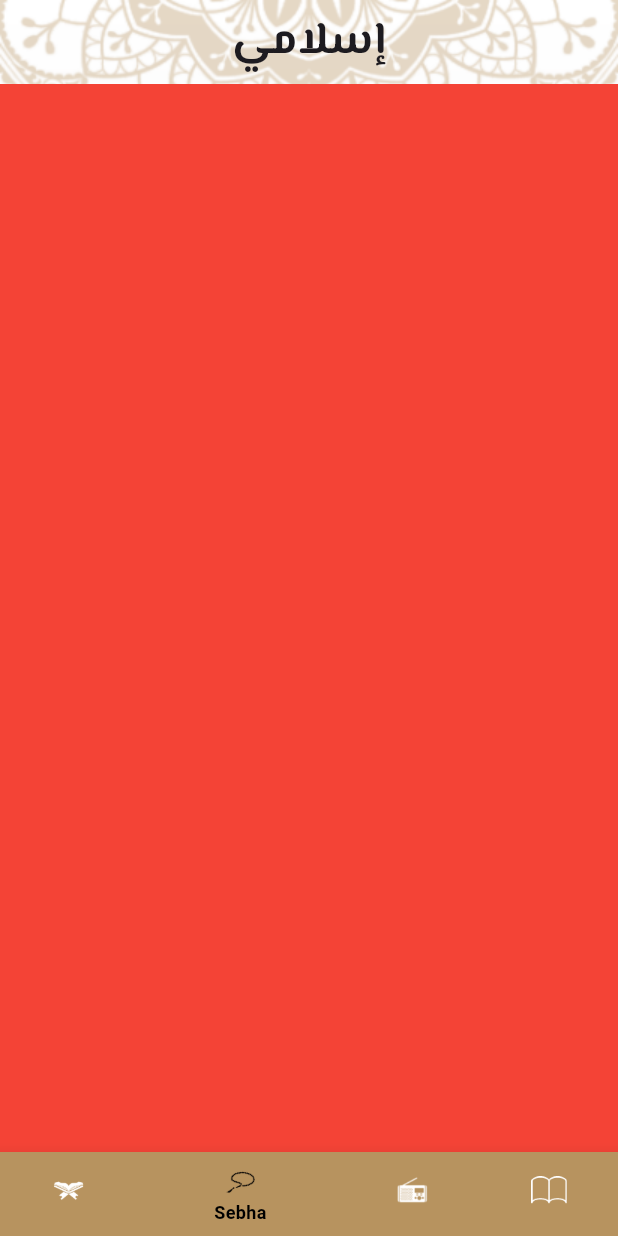
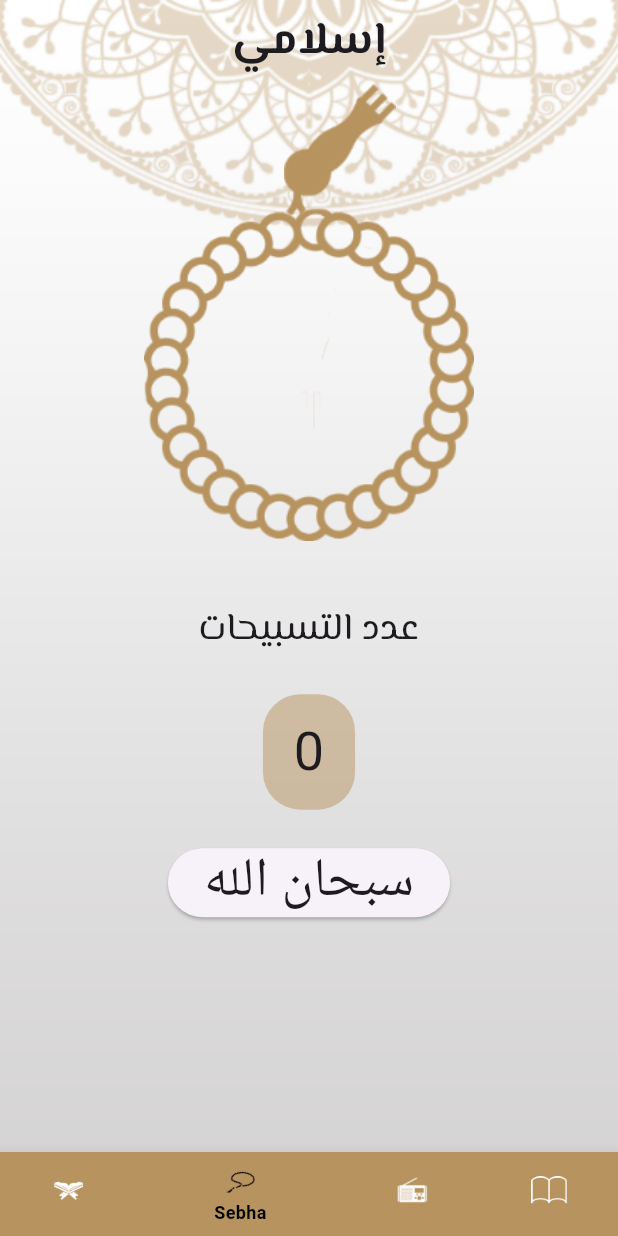
Before and after one commit to omaraabed/eslamy, a Flutter app: the screen it shows after launch, item 2 of the bottom bar chosen, on a phone screen of 412 x 824 dp. Run offline on Flutter 3.47's test engine with Material 3 defaults, Android fonts, the phone set to English and light mode, and no system bars; our stand-ins replace google_fonts.

Commit message:
finish sebha tab

```diff
--- a/lib/hadeth_details.dart
+++ b/lib/hadeth_details.dart
@@ -20,7 +20,7 @@ class HadethDetails extends StatelessWidget {
           title: Text(
             arg.title,
             style:
-                Theme.of(context).textTheme.bodyMedium?.copyWith(fontSize: 30),
+                Theme.of(context).textTheme.bodyLarge,
           ),
         ),
         body: Padding(
@@ -31,7 +31,7 @@ class HadethDetails extends StatelessWidget {
               padding: EdgeInsets.all(20),
               decoration: BoxDecoration(
                   color: Colors.white, borderRadius: BorderRadius.circular(40)),
-              child: Text(arg.content.join('\n')),
+              child: Text(arg.content.join('\n'),style: Theme.of(context).textTheme.displayLarge,),
             ),
           ),
         ),
--- a/lib/main.dart
+++ b/lib/main.dart
@@ -17,8 +17,11 @@ class MyApp extends StatelessWidget {
   Widget build(BuildContext context) {
     return MaterialApp(
       theme: MyTheme.lightTheme,
+      darkTheme: MyTheme.darkTheme,
+     // themeMode: ThemeMode.dark,
       debugShowCheckedModeBanner: false,
       initialRoute: HomeScreen.routeName,
+
       routes: {
         HomeScreen.routeName: (context) => HomeScreen(),
         SuraContent.routeName: (context) => SuraContent(),
--- a/lib/myt_theme.dart
+++ b/lib/myt_theme.dart
@@ -3,6 +3,8 @@ import 'package:google_fonts/google_fonts.dart';
 
 class MyTheme {
   static const Color lightColor = Color(0xffB7935F);
+  static const Color darkColor = Color(0xff141A2E);
+  static const Color yellowColor = Color(0xffFACC1D);
 
   static ThemeData lightTheme = ThemeData(
       primaryColor: lightColor,
@@ -32,8 +34,46 @@ class MyTheme {
           fontWeight: FontWeight.bold,
         ),
         displayLarge: GoogleFonts.dekko(
-          fontSize: 20,
-          fontWeight: FontWeight.w500,
+          fontSize: 27,
+          fontWeight: FontWeight.w600,
         ),
       ));
+  static ThemeData darkTheme = ThemeData(
+      primaryColor: darkColor,
+      appBarTheme: AppBarTheme(
+          elevation: 0,
+          backgroundColor: Colors.transparent,
+          centerTitle: true,
+          iconTheme: IconThemeData(size: 30)),
+      bottomNavigationBarTheme: BottomNavigationBarThemeData(
+          type: BottomNavigationBarType.shifting,
+          backgroundColor: darkColor,
+          selectedItemColor: yellowColor,
+          unselectedItemColor: Colors.white,
+          selectedLabelStyle:
+          GoogleFonts.aBeeZee(fontSize: 12, fontWeight: FontWeight.bold)),
+      textTheme: TextTheme(
+        bodyLarge: GoogleFonts.elMessiri(
+          fontSize: 30,
+          fontWeight: FontWeight.bold,
+          color: Colors.white
+        ),
+        bodyMedium: GoogleFonts.elMessiri(
+          fontSize: 25,
+          fontWeight: FontWeight.w500,
+          color: Colors.white
+        ),
+        bodySmall: GoogleFonts.quicksand(
+          fontSize: 25,
+          fontWeight: FontWeight.bold,
+          color: Colors.white
+        ),
+        displayLarge: GoogleFonts.dekko(
+          fontSize: 27,
+          fontWeight: FontWeight.w600,
+          color: yellowColor
+        ),
+
+      ),
+  );
 }
--- a/lib/sura_content.dart
+++ b/lib/sura_content.dart
@@ -69,7 +69,7 @@ class _SuraContentState extends State<SuraContent> {
                           ),
                           Expanded(
                             child: Text(
-                              verses[index],
+                              verses[index],style: Theme.of(context).textTheme.displayLarge,
                               textAlign: TextAlign.justify,
                             ),
                           ),
--- a/lib/tabs/quran_tab.dart
+++ b/lib/tabs/quran_tab.dart
@@ -150,7 +150,7 @@ class QuranTab extends StatelessWidget {
                         Navigator.pushNamed(context, SuraContent.routeName,
                             arguments: SuraModel(suraName[index], index));
                       },
-                      child: Text(suraName[index])));
+                      child: Text(suraName[index],style: Theme.of(context).textTheme.bodySmall,)));
             },
             itemCount: suraName.length,
           ),
--- a/lib/tabs/sebha_tab.dart
+++ b/lib/tabs/sebha_tab.dart
@@ -1,12 +1,122 @@
 import 'package:flutter/material.dart';
 
-class SebhaTab extends StatelessWidget {
-  const SebhaTab({super.key});
+class SebhaTab extends StatefulWidget {
+  const SebhaTab({Key? key}) : super(key: key);
+
+  @override
+  State<SebhaTab> createState() => _SebhaTabState();
+}
+
+class _SebhaTabState extends State<SebhaTab> {
+  int sebhaCounter = 0;
+  int tsbeehatCounter = 0;
+  double angle = 0;
+  List<String> tsbeehat = [
+    'سبحان الله',
+    "الحمد لله",
+    "الله اكبر",
+    "لا اله الا الله",
+    "لا حول ولا قوة الا بالله"
+  ];
 
   @override
   Widget build(BuildContext context) {
-    return Container(
-      color: Colors.red,
+    double height = MediaQuery.of(context).size.height;
+    double width = MediaQuery.of(context).size.width;
+    return Column(
+      crossAxisAlignment: CrossAxisAlignment.center,
+      children: [
+        Center(
+          child: Stack(
+            alignment: Alignment.topCenter,
+            children: [
+              Container(
+                margin: EdgeInsets.only(left: width * 0.1),
+                child: Image.asset(
+                  'assets/images/head of seb7a.png',
+                  width: width * 0.2,
+                  height: height * 0.13,
+                  fit: BoxFit.fitHeight,
+                ),
+              ),
+              Container(
+                margin: EdgeInsets.only(top: height * 0.1),
+                child: Transform.rotate(
+                  angle: angle,
+                  child: GestureDetector(
+                    onTap: () {
+                      tsbeeeh();
+                    },
+                    child: Image.asset(
+                      'assets/images/body of seb7a.png',
+                      fit: BoxFit.fitHeight,
+                      height: height * 0.27,
+                      width: width * 0.7,
+                    ),
+                  ),
+                ),
+              ),
+            ],
+          ),
+        ),
+        SizedBox(
+          height: height * 0.05,
+        ),
+        Text(
+          "عدد التسبيحات",
+          style: Theme.of(context)
+              .textTheme
+              .bodyMedium
+              ?.copyWith(fontWeight: FontWeight.w400),
+        ),
+        SizedBox(
+          height: height * 0.03,
+        ),
+        Container(
+          padding: EdgeInsets.only(
+              left: width * 0.05,
+              right: width * 0.05,
+              top: height * 0.02,
+              bottom: height * 0.02),
+          decoration: BoxDecoration(
+              color: Color(0xffB7935F).withOpacity(0.5),
+              borderRadius: BorderRadius.circular(25)),
+          child: Text(
+            sebhaCounter.toString(),
+            style: Theme.of(context).textTheme.displaySmall,
+          ),
+        ),
+        SizedBox(
+          height: height * 0.03,
+        ),
+        ElevatedButton(
+          onPressed: () {
+            tsbeeeh();
+          },
+          child: Text(
+            tsbeehat[tsbeehatCounter],
+            style: Theme.of(context).textTheme.displaySmall,
+          ),
+          style: ElevatedButton.styleFrom(
+              shape: RoundedRectangleBorder(
+                  borderRadius: BorderRadius.circular(25))),
+        )
+      ],
     );
   }
+
+  void tsbeeeh() {
+    if (sebhaCounter == 32) {
+      sebhaCounter = 0;
+      if (tsbeehatCounter == 4) {
+        tsbeehatCounter = 0;
+      } else {
+        tsbeehatCounter++;
+      }
+    } else {
+      sebhaCounter++;
+    }
+    angle += 20;
+    setState(() {});
+  }
 }
```
Also changed, not shown: assets/images/2.0x/body of seb7a@2x.png (added), assets/images/2.0x/head of seb7a@2x.png (added), assets/images/3.0x/body of seb7a@3x.png (added), assets/images/3.0x/head of seb7a@3x.png (added), assets/images/body of seb7a.png (added), assets/images/head of seb7a.png (added), 3 other files.
